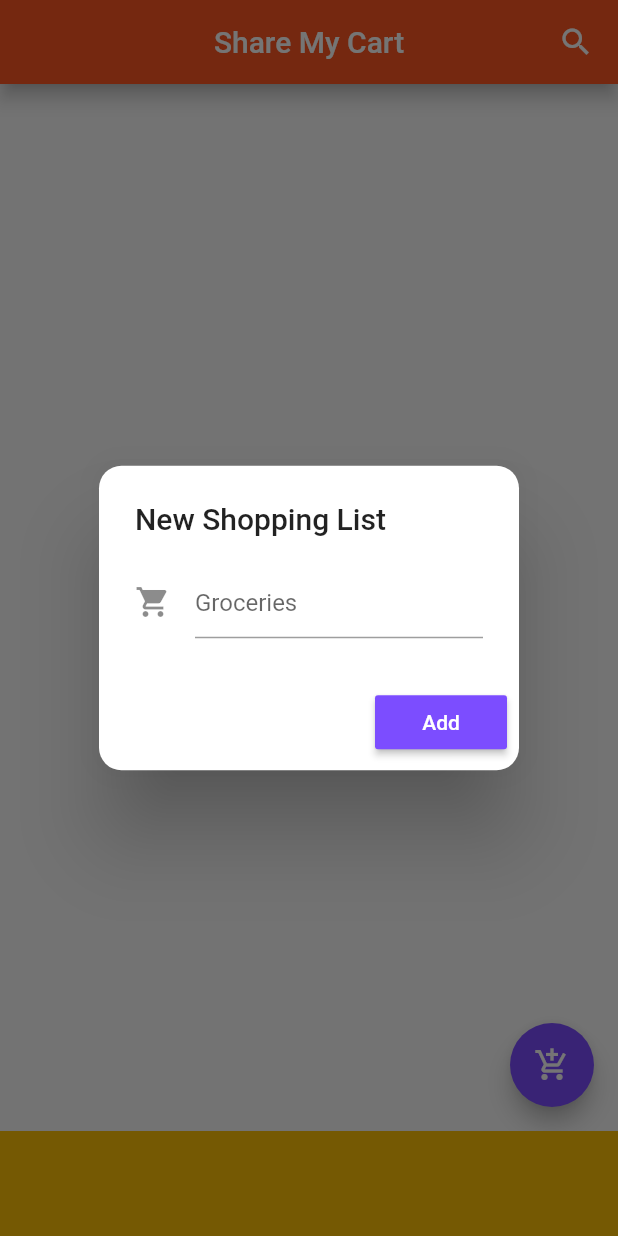
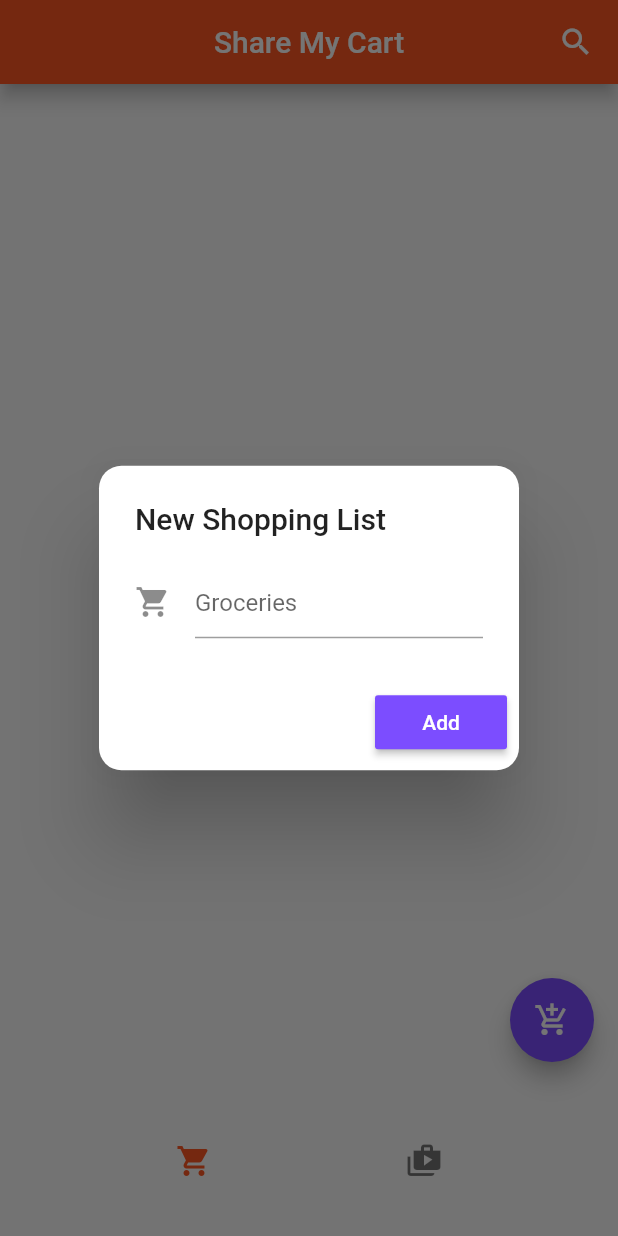
Before and after one commit to sharemycart/sharemycartmobile, a Flutter app: the screen it shows once a user with an empty profile is signed in, after a tap on the "add shopping cart" icon, on a phone screen of 412 x 824 dp. Run offline on Flutter 3.47's test engine with Material 2 defaults, Android fonts, the light colour scheme and no system bars; our stand-ins replace cloud_firestore, firebase_auth; accounts and stored records are empty.

Commit message:
Upgrade flutter sdk to 2.5.2 and add Custom Nav Bar
Signed-off-by: Utsav Anand <utsavanand2@gmail.com>

```diff
--- a/lib/views/home_page.dart
+++ b/lib/views/home_page.dart
@@ -37,16 +37,30 @@
     NeedsPage(),
   ]);
 
+  final iconsList = List<IconData>.unmodifiable([
+    Icons.shopping_cart,
+    Icons.shop_two,
+  ]);
+
   @override
   Widget build(BuildContext context) {
     return Scaffold(
-          bottomNavigationBar: MyNavBar(),
+          bottomNavigationBar: MyNavBar(
+            icons: iconsList,
+            onPressed: (i) => setState(() => navIndex = i),
+            activeIndex: navIndex,
+          ),
           body: pages[navIndex],
     );
   }
 }
 
 class MyNavBar extends StatefulWidget {
+  const MyNavBar({ @required this.icons, @required this.onPressed, @required this.activeIndex }) : assert(icons != null);
+  final List<IconData> icons;
+  final Function(int) onPressed;
+  final int activeIndex;
+
   @override
   _MyNavBarState createState() => _MyNavBarState();
 }
@@ -55,8 +69,18 @@
   @override
   Widget build(BuildContext context) {
     return Container(
-        height: 70,
-        color: Colors.amber,
+        height: 100,
+      child: Row(
+        mainAxisAlignment: MainAxisAlignment.spaceEvenly,
+        children: <Widget>[
+          for (var i = 0; i < widget.icons.length; i++)
+            IconButton(
+              icon: Icon(widget.icons[i]),
+              color: i == widget.activeIndex ? Colors.deepOrange : Colors.black54,
+              onPressed: () => widget.onPressed(i),
+            ),
+        ],
+      ),
     );
   }
 }
--- a/pubspec.yaml
+++ b/pubspec.yaml
@@ -14,7 +14,7 @@
 version: 1.0.0+1
 
 environment:
-  sdk: ">=2.1.0 <3.0.0"
+  sdk: ">=2.5.2 <3.0.0"
 
 dependencies:
   flutter:
```
